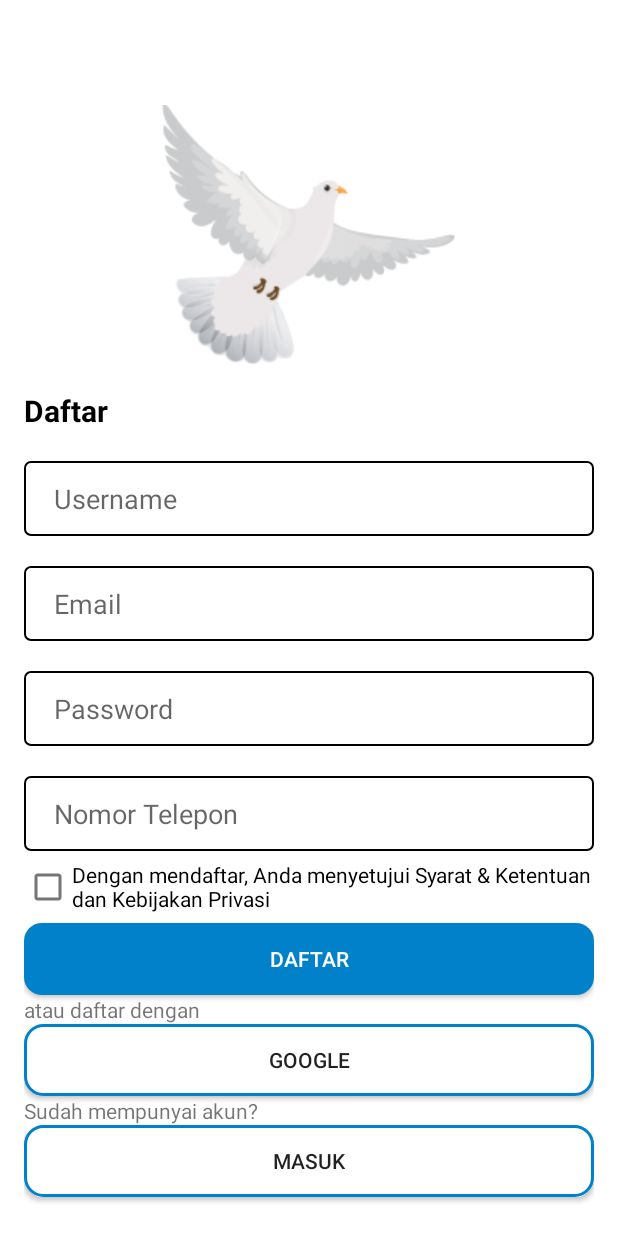
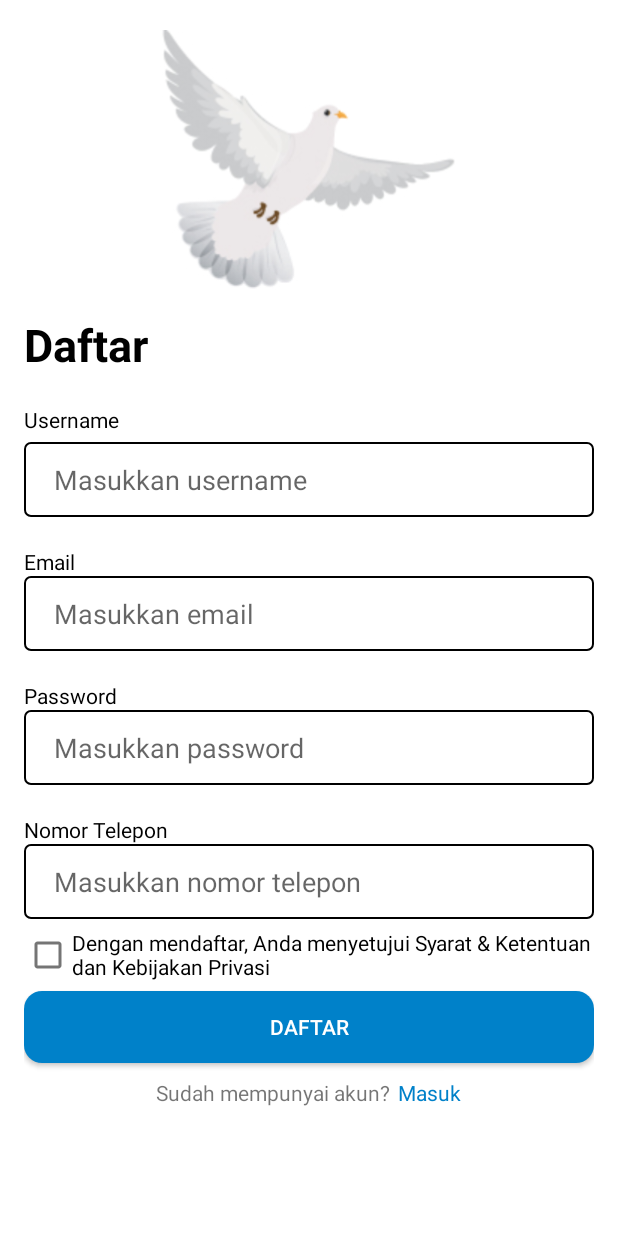
Before and after one commit to nabilghi55/TA_PAM, an Android app: the layout activity_daftar.xml on its own in the app's theme, with its tools: preview values and no code run, on a phone screen of 412 x 824 dp. Run offline under Robolectric (Android 15) with nearby library versions, the phone set to English and light mode, and no system bars.

Commit message:
daftar jadi

```diff
--- a/app/build.gradle
+++ b/app/build.gradle
@@ -29,7 +29,7 @@ android {
 }
 
 dependencies {
-
+    implementation 'androidx.recyclerview:recyclerview:1.2.0'
     implementation 'androidx.appcompat:appcompat:1.6.1'
     implementation 'com.google.android.material:material:1.9.0'
     implementation 'androidx.constraintlayout:constraintlayout:2.1.4'
--- a/app/src/main/java/com/example/ta_pam/Selamatdatang2.java
+++ b/app/src/main/java/com/example/ta_pam/Selamatdatang2.java
@@ -9,5 +9,6 @@ public class Selamatdatang2 extends AppCompatActivity {
     protected void onCreate(Bundle savedInstanceState) {
         super.onCreate(savedInstanceState);
         setContentView(R.layout.activity_selamat_datang2);
+
     }
 }
--- a/app/src/main/java/com/example/ta_pam/SplashScreen.java
+++ b/app/src/main/java/com/example/ta_pam/SplashScreen.java
@@ -25,7 +25,7 @@ public class SplashScreen extends AppCompatActivity {
         handler.postDelayed(new Runnable() {
             @Override
             public void run() {
-                startActivity(new Intent(getApplicationContext(), Selamatdatang2.class));
+                startActivity(new Intent(getApplicationContext(), Daftar.class));
                 finish();
             }
         }, 3000L); //3000 L = 3 detik
--- a/app/src/main/res/layout/activity_daftar.xml
+++ b/app/src/main/res/layout/activity_daftar.xml
@@ -7,10 +7,10 @@
 
     <ImageView
         android:id="@+id/header_image"
-        android:layout_width="wrap_content"
-        android:layout_height="wrap_content"
+        android:layout_width="200dp"
+        android:layout_height="173dp"
         android:layout_centerHorizontal="true"
-        android:layout_marginTop="70dp"
+        android:layout_marginTop="20dp"
         android:src="@drawable/elang" />
 
     <LinearLayout
@@ -19,49 +19,75 @@
         android:orientation="vertical"
         android:layout_below="@+id/header_image"
         android:padding="16dp">
+
         <TextView
             android:layout_width="wrap_content"
             android:layout_height="wrap_content"
             android:text="Daftar"
-            android:textSize="20dp"
+            android:textSize="30dp"
             android:textStyle="bold"
+            android:textColor="@color/black"/>
+
+        <TextView
+            android:layout_width="wrap_content"
+            android:layout_height="wrap_content"
+            android:text="Username"
+            android:layout_marginTop="20dp"
+            android:layout_marginBottom="5dp"
             android:textColor="@color/black"/>
 
         <EditText
             android:paddingStart="20dp"
-            android:layout_marginTop="20dp"
             android:id="@+id/edit_username"
             android:layout_width="match_parent"
             android:layout_height="50dp"
-            android:hint="Username"
+            android:hint="Masukkan username"
             android:background="@drawable/edit_text"/>
+
+        <TextView
+            android:layout_width="wrap_content"
+            android:layout_height="wrap_content"
+            android:text="Email"
+            android:layout_marginTop="20dp"
+            android:textColor="@color/black"/>
 
         <EditText
             android:paddingStart="20dp"
-            android:layout_marginTop="20dp"
             android:id="@+id/edit_email"
             android:layout_width="match_parent"
             android:layout_height="50dp"
-            android:hint="Email"
+            android:hint="Masukkan email"
             android:background="@drawable/edit_text"/>
+
+        <TextView
+            android:layout_width="wrap_content"
+            android:layout_height="wrap_content"
+            android:text="Password"
+            android:layout_marginTop="20dp"
+            android:textColor="@color/black"/>
 
         <EditText
             android:paddingStart="20dp"
-            android:layout_marginTop="20dp"
             android:id="@+id/edit_password"
             android:layout_width="match_parent"
             android:layout_height="50dp"
-            android:hint="Password"
+            android:hint="Masukkan password"
             android:background="@drawable/edit_text"
             android:inputType="textPassword" />
 
+        <TextView
+            android:layout_width="wrap_content"
+            android:layout_height="wrap_content"
+            android:text="Nomor Telepon"
+            android:layout_marginTop="20dp"
+            android:textColor="@color/black"/>
+
         <EditText
             android:paddingStart="20dp"
-            android:layout_marginTop="20dp"
             android:id="@+id/edit_telepon"
             android:layout_width="match_parent"
             android:layout_height="50dp"
-            android:hint="Nomor Telepon"
+            android:hint="Masukkan nomor telepon"
             android:background="@drawable/edit_text"/>
 
         <CheckBox
@@ -78,31 +104,29 @@
             android:background="@drawable/button_background"
             android:text="Daftar" />
 
-        <TextView
+
+
+        <LinearLayout
+            android:layout_marginTop="10dp"
             android:layout_width="match_parent"
             android:layout_height="wrap_content"
-            android:text="atau daftar dengan" />
+            android:gravity="center_horizontal"
+            android:orientation="horizontal">
 
-        <androidx.appcompat.widget.AppCompatButton
-            android:id="@+id/btn_google"
-            android:background="@drawable/button2_background"
-            android:layout_width="match_parent"
-            android:layout_height="wrap_content"
-            android:text="Google" />
+            <TextView
+                android:layout_width="wrap_content"
+                android:layout_height="wrap_content"
+                android:text="Sudah mempunyai akun?" />
 
-        <TextView
-            android:layout_width="match_parent"
-            android:layout_height="wrap_content"
-            android:text="Sudah mempunyai akun?" />
-
-        <androidx.appcompat.widget.AppCompatButton
-            android:id="@+id/btn_masuk"
-            android:layout_width="match_parent"
-            android:layout_height="wrap_content"
-            android:background="@drawable/button2_background"
-            android:text="Masuk" />
+            <TextView
+                android:id="@+id/masuk"
+                android:layout_width="wrap_content"
+                android:layout_height="wrap_content"
+                android:clickable="true"
+                android:text="Masuk"
+                android:layout_marginLeft="5dp"
+                android:textColor="@color/blue_200"/>
+        </LinearLayout>
 
     </LinearLayout>
-
-
 </RelativeLayout>
```
